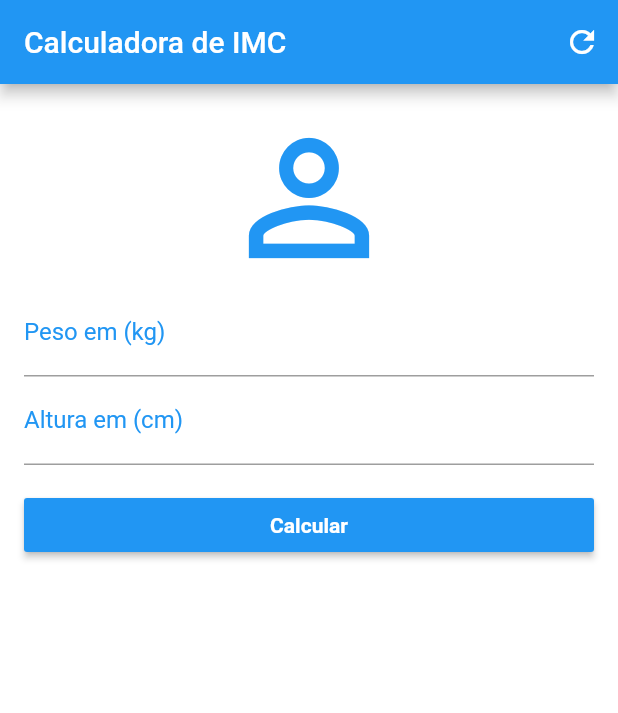
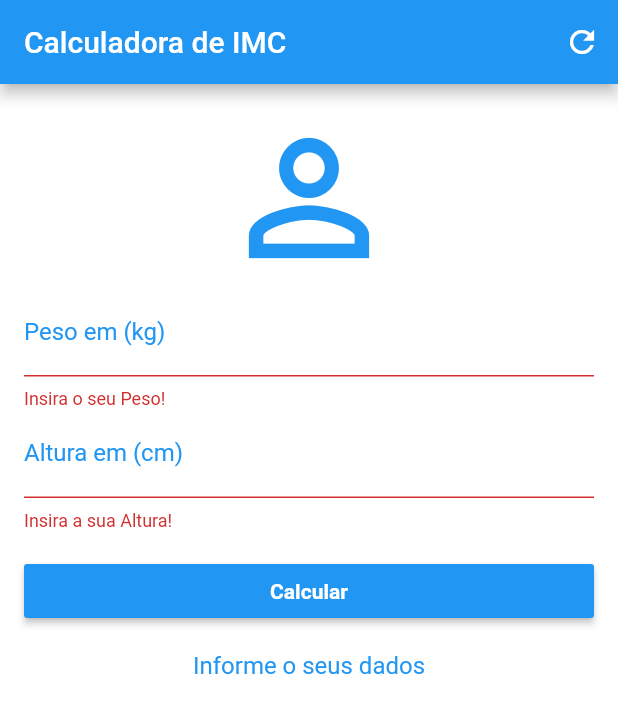
Before and after one commit to eugeniobarrosjr/calculadora-imc, a Flutter app: the screen it shows after launch, after a tap on "Calcular", on a phone screen of 412 x 824 dp. Shown: the top 713 px of the screen. Run offline on Flutter 3.47's test engine with Material 2 defaults, Android fonts, the phone set to English and light mode, and no system bars.

Commit message:
Finalizado app

```diff
--- a/lib/app.dart
+++ b/lib/app.dart
@@ -8,6 +8,59 @@ class App extends StatefulWidget {
 }
 
 class _AppState extends State<App> {
+  TextEditingController _weightCtrl = TextEditingController();
+  TextEditingController _heightCtrl = TextEditingController();
+
+  GlobalKey<FormState> _formKey = GlobalKey<FormState>();
+
+  String _infoText = "Informe o seus dados";
+
+  void _resetField() {
+    _weightCtrl.text = "";
+    _heightCtrl.text = "";
+    setState(() {
+      _infoText = "Informe o seus dados";
+      _formKey = GlobalKey<FormState>();
+    });
+  }
+
+  void calculate() {
+    double weight = _captureWeight();
+    double height = _captureHeight();
+    double imc = _calculateIMC(weight, height);
+    _showResult(imc);
+  }
+
+  double _calculateIMC(double weight, double height) {
+    return weight / (height * height);
+  }
+
+  double _captureWeight() {
+    return double.parse(_weightCtrl.text);
+  }
+
+  double _captureHeight() {
+    return double.parse(_heightCtrl.text) / 100;
+  }
+
+  void _showResult(double imc) {
+    setState(() {
+      if (imc < 18.6) {
+        _infoText = "Abaixo do Peso (${imc.toStringAsPrecision(4)})";
+      } else if (imc >= 18.6 && imc < 24.9) {
+        _infoText = "Peso Ideal (${imc.toStringAsPrecision(4)})";
+      } else if (imc >= 24.9 && imc < 29.9) {
+        _infoText = "Levemente Acima do Peso (${imc.toStringAsPrecision(4)})";
+      } else if (imc >= 29.9 && imc < 34.9) {
+        _infoText = "Obesidade Grau I (${imc.toStringAsPrecision(4)})";
+      } else if (imc >= 34.9 && imc < 39.9) {
+        _infoText = "Obesidade Grau II (${imc.toStringAsPrecision(4)})";
+      } else if (imc >= 40) {
+        _infoText = "Obesidade Grau III (${imc.toStringAsPrecision(4)})";
+      }
+    });
+  }
+
   @override
   Widget build(BuildContext context) {
     return Scaffold(
@@ -15,7 +68,7 @@ class _AppState extends State<App> {
         title: Text('Calculadora de IMC'),
         actions: <Widget>[
           IconButton(
-            onPressed: () {},
+            onPressed: _resetField,
             icon: Icon(Icons.refresh),
           )
         ],
@@ -25,6 +78,10 @@ class _AppState extends State<App> {
         width: double.infinity,
         child: Padding(
           padding: const EdgeInsets.all(16.0),
+          child: SingleChildScrollView(
+            scrollDirection: Axis.vertical,
+            child: Form(
+              key: _formKey,
               child: Column(
                 crossAxisAlignment: CrossAxisAlignment.stretch,
                 children: <Widget>[
@@ -33,24 +90,36 @@ class _AppState extends State<App> {
                     color: Colors.blue,
                     size: 120.0,
                   ),
-              TextField(
+                  TextFormField(
+                    controller: _weightCtrl,
                     keyboardType: TextInputType.number,
                     decoration: InputDecoration(
                       labelText: 'Peso em (kg)',
                       labelStyle: TextStyle(color: Colors.blue),
                     ),
+                    validator: (value) {
+                      if (value.isEmpty) return 'Insira o seu Peso!';
+                      return null;
+                    },
                   ),
-              TextField(
+                  TextFormField(
+                    controller: _heightCtrl,
                     keyboardType: TextInputType.number,
                     decoration: InputDecoration(
                       labelText: 'Altura em (cm)',
                       labelStyle: TextStyle(color: Colors.blue),
                     ),
+                    validator: (value) {
+                      if (value.isEmpty) return 'Insira a sua Altura!';
+                      return null;
+                    },
                   ),
                   Padding(
                     padding: const EdgeInsets.only(top: 16.0),
                     child: RaisedButton(
-                  onPressed: () {},
+                      onPressed: () {
+                        if (_formKey.currentState.validate()) calculate();
+                      },
                       child: Text(
                         'Calcular',
                         style: TextStyle(
@@ -60,8 +129,22 @@ class _AppState extends State<App> {
                       ),
                       color: Colors.blue,
                     ),
-              )
+                  ),
+                  Center(
+                    child: Padding(
+                      padding: const EdgeInsets.only(top: 16.0),
+                      child: Text(
+                        '$_infoText',
+                        style: TextStyle(
+                          color: Colors.blue,
+                          fontSize: 16.0,
+                        ),
+                      ),
+                    ),
+                  ),
                 ],
+              ),
+            ),
           ),
         ),
       ),
```
Lines whose indentation alone changed are shown as unchanged.
